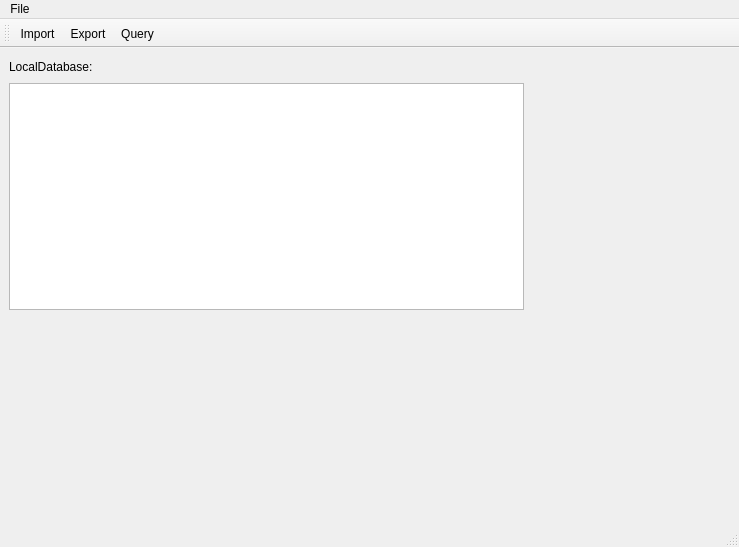
Qt form Libs/DICOM/Widgets/Resources/UI/ctkDICOMAppWidget.ui (commontk/CTK) before a commit.
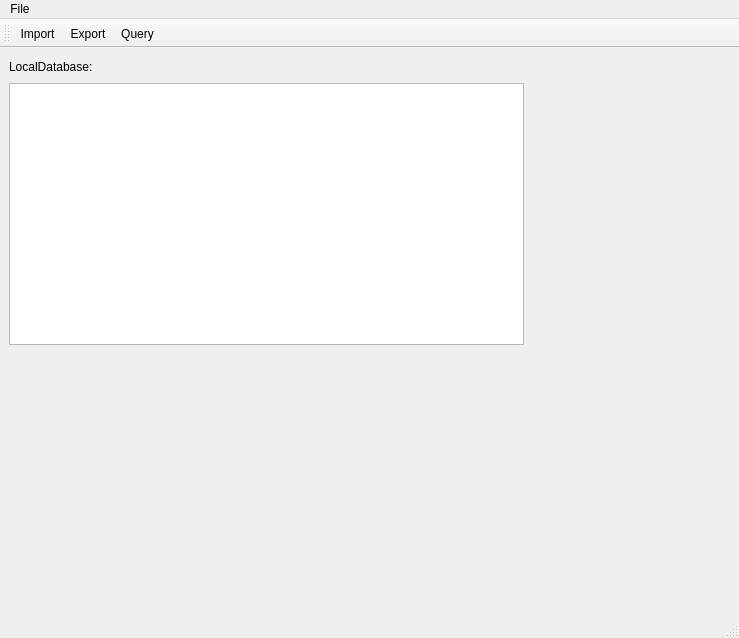
The same form after that commit. Custom widgets are drawn as their Qt base class.

Commit message: clean up ctkDICOMThumbnailListWidget, connect signal-slot in ctkDICOMAppWidget

What changed in the file:
```diff
--- a/Libs/DICOM/Widgets/Resources/UI/ctkDICOMAppWidget.ui
+++ b/Libs/DICOM/Widgets/Resources/UI/ctkDICOMAppWidget.ui
@@ -7,7 +7,7 @@
     <x>0</x>
     <y>0</y>
     <width>739</width>
-    <height>547</height>
+    <height>638</height>
    </rect>
   </property>
   <property name="sizePolicy">
@@ -121,8 +121,8 @@
        <widget class="QWidget" name="previewWidget" native="true">
         <property name="minimumSize">
          <size>
-          <width>0</width>
-          <height>200</height>
+          <width>256</width>
+          <height>256</height>
          </size>
         </property>
        </widget>
@@ -203,6 +203,12 @@
     <signal>directoryChanged(QString)</signal>
    </slots>
   </customwidget>
+  <customwidget>
+   <class>ctkDICOMThumbnailListWidget</class>
+   <extends>QWidget</extends>
+   <header>ctkDICOMThumbnailListWidget.h</header>
+   <container>1</container>
+  </customwidget>
  </customwidgets>
  <resources/>
  <connections>
```
Left out of the diff: 5 changed lines with no effect on the pictures. The commit also changes 10 other files.
